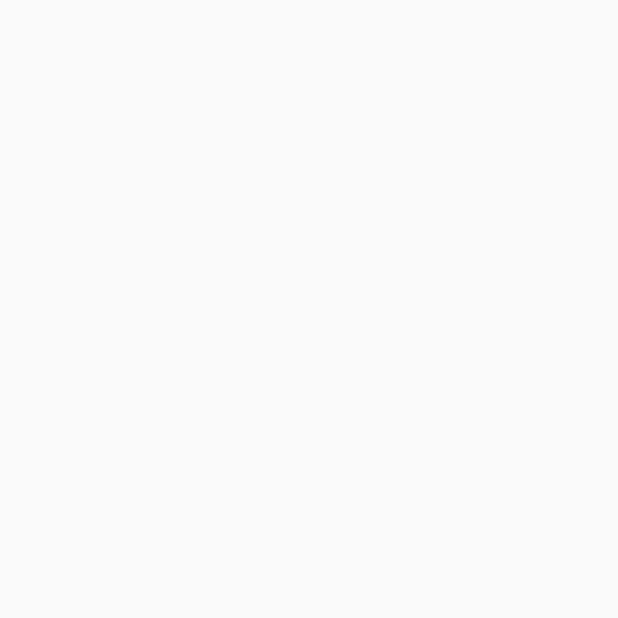
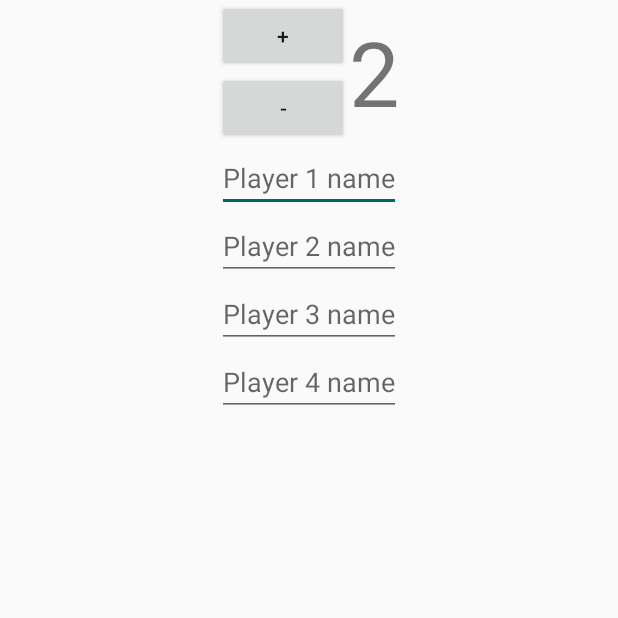
Before and after one commit to Binary-Team/Rachma-Android, an Android app: the RummySetting screen opened directly, with no data from a screen before it, on a phone screen of 412 x 824 dp, the top half of it. Before the commit the part shown is empty. Run offline under Robolectric (Android 15) with nearby library versions, the phone set to English and light mode, and no system bars.

Commit message:
Rummy setting UI

```diff
--- a/app/src/main/java/rachma/tn/team/binary/rachma/RummySetting.java
+++ b/app/src/main/java/rachma/tn/team/binary/rachma/RummySetting.java
@@ -2,6 +2,7 @@ package rachma.tn.team.binary.rachma;
 
 import android.os.Bundle;
 import android.support.v7.app.AppCompatActivity;
+
 
 public class RummySetting extends AppCompatActivity {
 
--- a/app/src/main/res/layout/activity_rummy_setting.xml
+++ b/app/src/main/res/layout/activity_rummy_setting.xml
@@ -1,8 +1,84 @@
 <?xml version="1.0" encoding="utf-8"?>
-<android.support.constraint.ConstraintLayout xmlns:android="http://schemas.android.com/apk/res/android"
+<LinearLayout xmlns:android="http://schemas.android.com/apk/res/android"
     xmlns:tools="http://schemas.android.com/tools"
     android:layout_width="match_parent"
     android:layout_height="match_parent"
     tools:context="rachma.tn.team.binary.rachma.RummySetting">
 
-</android.support.constraint.ConstraintLayout>
+    <LinearLayout
+        android:layout_width="match_parent"
+        android:layout_height="match_parent"
+        android:orientation="vertical">
+
+
+        <LinearLayout
+            android:layout_width="match_parent"
+            android:layout_height="wrap_content"
+            android:gravity="center_horizontal"
+            android:orientation="horizontal">
+
+
+            <LinearLayout
+                android:layout_width="wrap_content"
+                android:layout_height="wrap_content"
+                android:orientation="vertical">
+
+                <Button
+                    android:id="@+id/increasePlayersNumber"
+                    android:layout_width="wrap_content"
+                    android:layout_height="wrap_content"
+                    android:text="+" />
+
+                <Button
+                    android:id="@+id/decreasePlayersNumber"
+                    android:layout_width="wrap_content"
+                    android:layout_height="wrap_content"
+                    android:text="-" />
+            </LinearLayout>
+
+            <TextView
+                android:id="@+id/playersNumber"
+                android:layout_width="wrap_content"
+                android:layout_height="wrap_content"
+                android:layout_gravity="center_vertical"
+                android:text="2"
+                android:textSize="60sp" />
+
+        </LinearLayout>
+
+
+        <LinearLayout
+            android:layout_width="match_parent"
+            android:layout_height="wrap_content"
+            android:gravity="center"
+            android:orientation="vertical">
+
+            <EditText
+                android:id="@+id/player1Name"
+                android:layout_width="wrap_content"
+                android:layout_height="wrap_content"
+                android:hint="Player 1 name" />
+
+            <EditText
+                android:id="@+id/player2Name"
+                android:layout_width="wrap_content"
+                android:layout_height="wrap_content"
+                android:hint="Player 2 name" />
+
+            <EditText
+                android:id="@+id/player3Name"
+                android:layout_width="wrap_content"
+                android:layout_height="wrap_content"
+                android:hint="Player 3 name" />
+
+            <EditText
+                android:id="@+id/player4Name"
+                android:layout_width="wrap_content"
+                android:layout_height="wrap_content"
+                android:hint="Player 4 name" />
+        </LinearLayout>
+
+
+    </LinearLayout>
+
+</LinearLayout>
```
